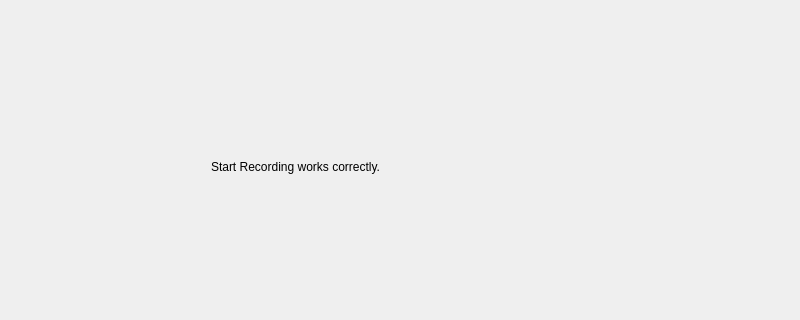
Qt form slumber/gui/pages/procedure/tasks/start_recording/widget.ui (alitsaberi/slumber) before a commit; both pictures show x 0 to 800 and y 171 to 491 of the 800 by 600 pixel window.
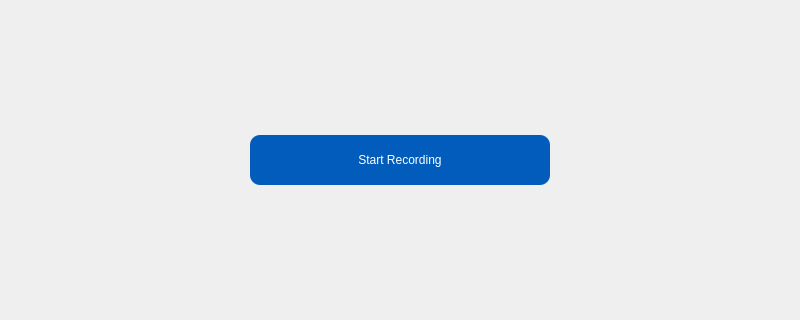
The same form after that commit. Icons and pictures are not drawn.

Commit message: Add survey page to pre and post recording

```diff
--- a/slumber/gui/pages/procedure/tasks/start_recording/widget.ui
+++ b/slumber/gui/pages/procedure/tasks/start_recording/widget.ui
@@ -125,24 +125,83 @@
        <height>2160</height>
       </size>
      </property>
-     <widget class="QLabel" name="label_body">
-      <property name="geometry">
-       <rect>
-        <x>200</x>
-        <y>160</y>
-        <width>391</width>
-        <height>211</height>
-       </rect>
-      </property>
-      <property name="font">
-       <font>
-        <bold>false</bold>
-       </font>
-      </property>
-      <property name="text">
-       <string>Start Recording works correctly.</string>
-      </property>
-     </widget>
+     <layout class="QVBoxLayout" name="verticalLayout_2">
+      <item>
+       <spacer name="verticalSpacer">
+        <property name="orientation">
+         <enum>Qt::Orientation::Vertical</enum>
+        </property>
+        <property name="sizeHint" stdset="0">
+         <size>
+          <width>20</width>
+          <height>40</height>
+         </size>
+        </property>
+       </spacer>
+      </item>
+      <item>
+       <layout class="QHBoxLayout" name="horizontalLayout">
+        <property name="topMargin">
+         <number>0</number>
+        </property>
+        <item>
+         <widget class="QPushButton" name="button_recording">
+          <property name="sizePolicy">
+           <sizepolicy hsizetype="Maximum" vsizetype="Minimum">
+            <horstretch>0</horstretch>
+            <verstretch>0</verstretch>
+           </sizepolicy>
+          </property>
+          <property name="minimumSize">
+           <size>
+            <width>300</width>
+            <height>50</height>
+           </size>
+          </property>
+          <property name="styleSheet">
+           <string notr="true">QPushButton {
+	color: rgb(255, 255, 255);
+	background-color: rgb(1, 92, 187);
+	border: 1px;
+	border-radius: 10px;
+}
+
+QPushButton:hover {
+	color: rgb(220,221,229);
+	background-color: rgb(37, 150, 190);
+}
+
+QPushButton:pressed {
+	color: rgb(220,221,229);
+	background-color: rgb(37, 150, 190);
+}
+
+QPushButton:disabled {
+    color: rgb(190, 190, 190);
+    background-color: rgb(100, 100, 100);
+}</string>
+          </property>
+          <property name="text">
+           <string>Start Recording</string>
+          </property>
+         </widget>
+        </item>
+       </layout>
+      </item>
+      <item>
+       <spacer name="verticalSpacer_2">
+        <property name="orientation">
+         <enum>Qt::Orientation::Vertical</enum>
+        </property>
+        <property name="sizeHint" stdset="0">
+         <size>
+          <width>20</width>
+          <height>40</height>
+         </size>
+        </property>
+       </spacer>
+      </item>
+     </layout>
     </widget>
    </item>
   </layout>
```
The commit also changes 81 other files.
